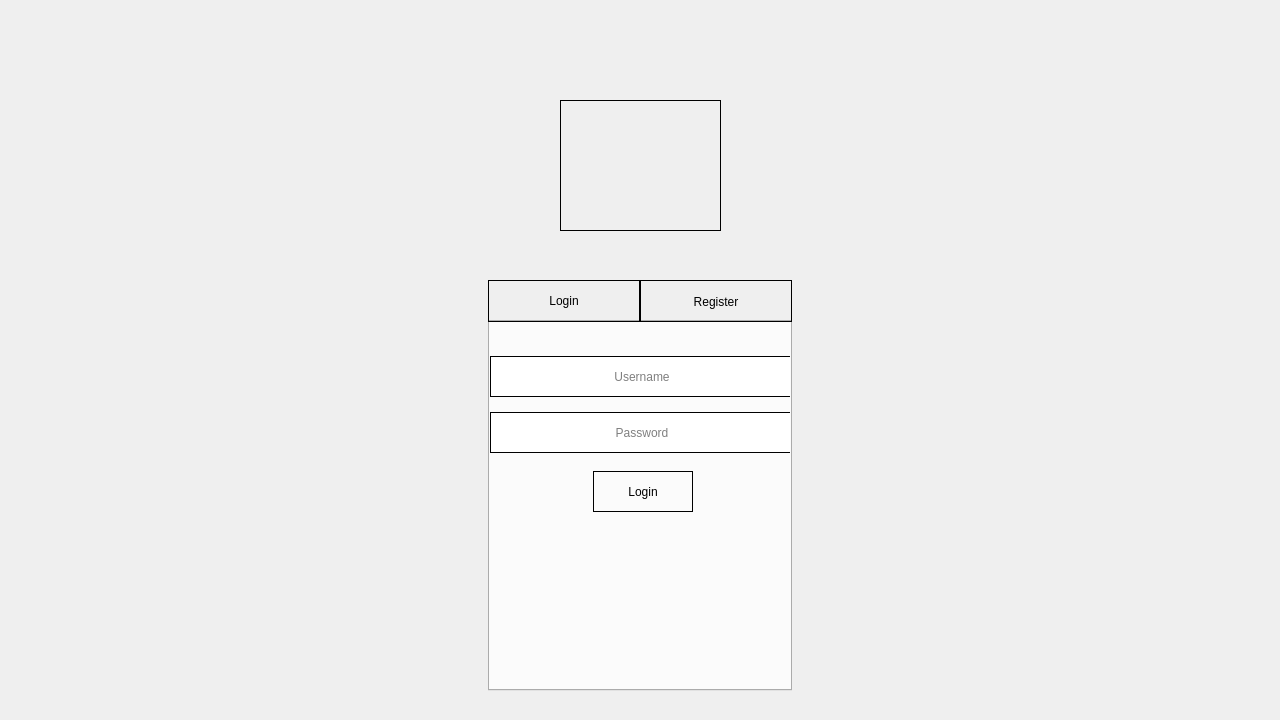
Qt form loginregister.ui (Infateshands/TCG-TakeTwo) before a commit.
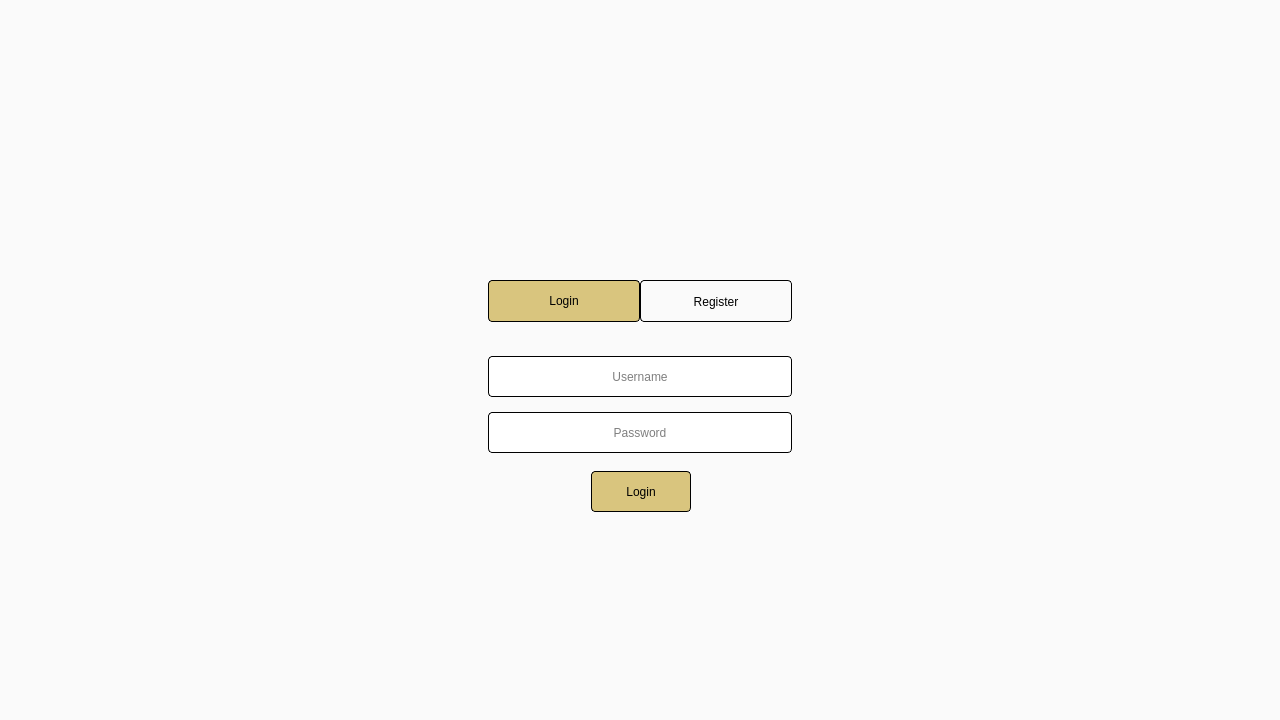
The same form after that commit. Icons and pictures are not drawn.

The edit to the form file:
```diff
--- a/loginregister.ui
+++ b/loginregister.ui
@@ -37,29 +37,42 @@
   <property name="windowTitle">
    <string>LoginRegister</string>
   </property>
+  <property name="styleSheet">
+   <string notr="true">background-color: rgb(250, 250, 250);</string>
+  </property>
   <widget class="QWidget" name="centralwidget">
    <property name="styleSheet">
     <string notr="true">QTabBar::Tab {
 	width: 150;
 	height: 40;
-	border: 1px solid black
+	border: 1px solid black;
+	border-radius: 4
 
 }
 QTabWidget::Pane {
-	backgrouns-color: none
+	background-color: #fafafa;
 }
+QTabBar::Tab::Selected{
+	background-color: #d9c57e;
 
+
+}
 QLineEdit {
 	background-color: none;
-	border: 1px solid black
+	border: 1px solid black;
+ 	border-radius: 4;
 
 }
 
 QPushButton {
-	border: 1px solid black
+	border: 1px solid black;
+	background-color: #d9c57e;
+	border-radius: 4;
+
 
 }
 
+
 </string>
    </property>
    <widget class="QTabWidget" name="tabWidget">
@@ -74,6 +87,9 @@
     <property name="styleSheet">
      <string notr="true"/>
     </property>
+    <property name="tabPosition">
+     <enum>QTabWidget::North</enum>
+    </property>
     <property name="currentIndex">
      <number>0</number>
     </property>
@@ -255,23 +271,17 @@
      </widget>
     </widget>
    </widget>
-   <widget class="QFrame" name="frame">
+   <widget class="QLabel" name="logo">
     <property name="geometry">
      <rect>
-      <x>560</x>
-      <y>100</y>
-      <width>161</width>
-      <height>131</height>
+      <x>580</x>
+      <y>140</y>
+      <width>101</width>
+      <height>101</height>
      </rect>
     </property>
-    <property name="styleSheet">
-     <string notr="true">border: 1px solid black</string>
-    </property>
-    <property name="frameShape">
-     <enum>QFrame::StyledPanel</enum>
-    </property>
-    <property name="frameShadow">
-     <enum>QFrame::Raised</enum>
+    <property name="text">
+     <string>&lt;html&gt;&lt;head/&gt;&lt;body&gt;&lt;p&gt;&lt;img src=&quot;:/img/SmallCardVaultLogo.png&quot;/&gt;&lt;/p&gt;&lt;/body&gt;&lt;/html&gt;</string>
     </property>
    </widget>
   </widget>
```
Left out of the diff: 2 changed lines with no effect on the pictures.
